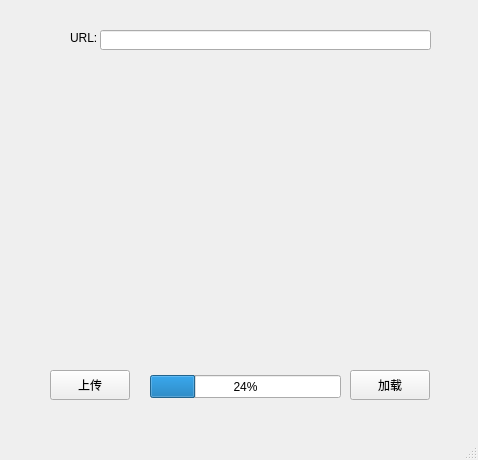
xueyang97/QT-FastbootAndroid, file mainwindow.ui: the form before one commit.
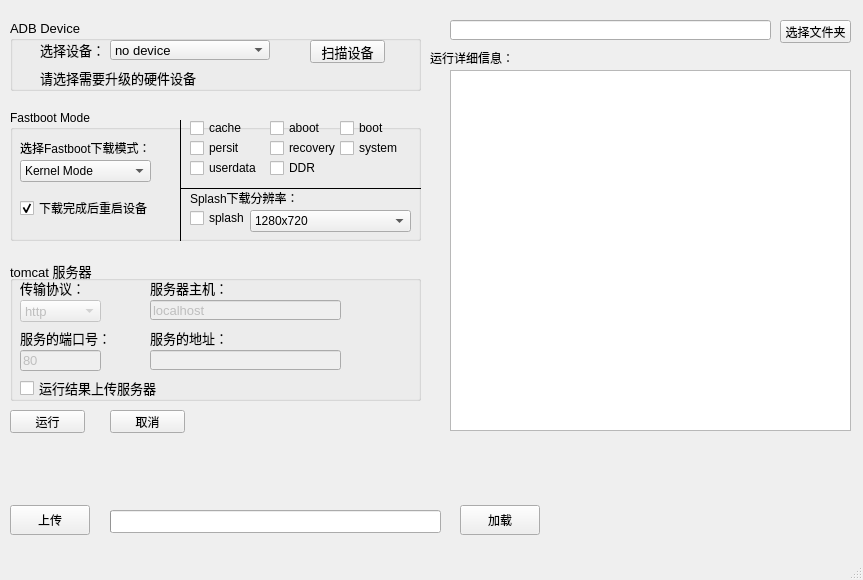
The form after the commit.

Commit message: 增加ADB FASTBOOT命令

```diff
--- a/mainwindow.ui
+++ b/mainwindow.ui
@@ -6,8 +6,8 @@
    <rect>
     <x>0</x>
     <y>0</y>
-    <width>478</width>
-    <height>460</height>
+    <width>863</width>
+    <height>580</height>
    </rect>
   </property>
   <property name="windowTitle">
@@ -17,44 +17,21 @@
    <widget class="QLineEdit" name="lineEditURL">
     <property name="geometry">
      <rect>
-      <x>100</x>
-      <y>30</y>
-      <width>331</width>
+      <x>450</x>
+      <y>20</y>
+      <width>321</width>
       <height>20</height>
      </rect>
     </property>
-   </widget>
-   <widget class="QLabel" name="labelURL">
-    <property name="geometry">
-     <rect>
-      <x>70</x>
-      <y>30</y>
-      <width>31</width>
-      <height>16</height>
-     </rect>
-    </property>
-    <property name="text">
-     <string>URL:</string>
-    </property>
-   </widget>
-   <widget class="QLabel" name="labelShow">
-    <property name="geometry">
-     <rect>
-      <x>60</x>
-      <y>60</y>
-      <width>371</width>
-      <height>291</height>
-     </rect>
-    </property>
-    <property name="text">
-     <string/>
+    <property name="readOnly">
+     <bool>true</bool>
     </property>
    </widget>
    <widget class="QPushButton" name="pushButtonExit">
     <property name="geometry">
      <rect>
-      <x>50</x>
-      <y>370</y>
+      <x>10</x>
+      <y>505</y>
       <width>80</width>
       <height>30</height>
      </rect>
@@ -66,8 +43,8 @@
    <widget class="QPushButton" name="pushButtonLoad">
     <property name="geometry">
      <rect>
-      <x>350</x>
-      <y>370</y>
+      <x>460</x>
+      <y>505</y>
       <width>80</width>
       <height>30</height>
      </rect>
@@ -79,15 +56,601 @@
    <widget class="QProgressBar" name="progressBar">
     <property name="geometry">
      <rect>
-      <x>150</x>
-      <y>375</y>
-      <width>191</width>
+      <x>110</x>
+      <y>510</y>
+      <width>331</width>
       <height>23</height>
      </rect>
     </property>
     <property name="value">
-     <number>24</number>
+     <number>0</number>
     </property>
+    <property name="textVisible">
+     <bool>false</bool>
+    </property>
+   </widget>
+   <widget class="QTextEdit" name="textEditInformation">
+    <property name="geometry">
+     <rect>
+      <x>450</x>
+      <y>70</y>
+      <width>401</width>
+      <height>361</height>
+     </rect>
+    </property>
+    <property name="lineWrapMode">
+     <enum>QTextEdit::NoWrap</enum>
+    </property>
+    <property name="readOnly">
+     <bool>true</bool>
+    </property>
+   </widget>
+   <widget class="QPushButton" name="pushButtonFolder">
+    <property name="geometry">
+     <rect>
+      <x>780</x>
+      <y>20</y>
+      <width>71</width>
+      <height>23</height>
+     </rect>
+    </property>
+    <property name="text">
+     <string>选择文件夹</string>
+    </property>
+   </widget>
+   <widget class="QPushButton" name="pushButtonRun">
+    <property name="geometry">
+     <rect>
+      <x>10</x>
+      <y>410</y>
+      <width>75</width>
+      <height>23</height>
+     </rect>
+    </property>
+    <property name="text">
+     <string>运行</string>
+    </property>
+   </widget>
+   <widget class="QPushButton" name="pushButtonCancel">
+    <property name="geometry">
+     <rect>
+      <x>110</x>
+      <y>410</y>
+      <width>75</width>
+      <height>23</height>
+     </rect>
+    </property>
+    <property name="text">
+     <string>取消</string>
+    </property>
+   </widget>
+   <widget class="QLabel" name="labelDetailedInformation">
+    <property name="geometry">
+     <rect>
+      <x>430</x>
+      <y>50</y>
+      <width>91</width>
+      <height>16</height>
+     </rect>
+    </property>
+    <property name="text">
+     <string>运行详细信息：</string>
+    </property>
+   </widget>
+   <widget class="QGroupBox" name="groupBoxAdb">
+    <property name="geometry">
+     <rect>
+      <x>10</x>
+      <y>20</y>
+      <width>411</width>
+      <height>71</height>
+     </rect>
+    </property>
+    <property name="font">
+     <font>
+      <pointsize>10</pointsize>
+     </font>
+    </property>
+    <property name="title">
+     <string>ADB Device</string>
+    </property>
+    <widget class="QComboBox" name="comboBoxDevice">
+     <property name="geometry">
+      <rect>
+       <x>100</x>
+       <y>20</y>
+       <width>160</width>
+       <height>20</height>
+      </rect>
+     </property>
+     <property name="cursor">
+      <cursorShape>ArrowCursor</cursorShape>
+     </property>
+     <property name="currentText">
+      <string>no device</string>
+     </property>
+     <property name="maxVisibleItems">
+      <number>20</number>
+     </property>
+     <item>
+      <property name="text">
+       <string>no device</string>
+      </property>
+     </item>
+    </widget>
+    <widget class="QPushButton" name="pushButton">
+     <property name="geometry">
+      <rect>
+       <x>300</x>
+       <y>20</y>
+       <width>75</width>
+       <height>23</height>
+      </rect>
+     </property>
+     <property name="text">
+      <string>扫描设备</string>
+     </property>
+    </widget>
+    <widget class="QLabel" name="labelDevice">
+     <property name="geometry">
+      <rect>
+       <x>30</x>
+       <y>20</y>
+       <width>70</width>
+       <height>20</height>
+      </rect>
+     </property>
+     <property name="font">
+      <font>
+       <pointsize>10</pointsize>
+      </font>
+     </property>
+     <property name="text">
+      <string>选择设备：</string>
+     </property>
+    </widget>
+    <widget class="QLabel" name="labelDeviceInformation">
+     <property name="enabled">
+      <bool>true</bool>
+     </property>
+     <property name="geometry">
+      <rect>
+       <x>30</x>
+       <y>50</y>
+       <width>261</width>
+       <height>16</height>
+      </rect>
+     </property>
+     <property name="cursor">
+      <cursorShape>ArrowCursor</cursorShape>
+     </property>
+     <property name="text">
+      <string>请选择需要升级的硬件设备</string>
+     </property>
+    </widget>
+   </widget>
+   <widget class="QGroupBox" name="groupBoxFastboot">
+    <property name="geometry">
+     <rect>
+      <x>10</x>
+      <y>110</y>
+      <width>411</width>
+      <height>131</height>
+     </rect>
+    </property>
+    <property name="title">
+     <string>Fastboot Mode</string>
+    </property>
+    <widget class="QComboBox" name="comboBoxFastbootMode">
+     <property name="geometry">
+      <rect>
+       <x>10</x>
+       <y>50</y>
+       <width>131</width>
+       <height>22</height>
+      </rect>
+     </property>
+     <property name="currentIndex">
+      <number>2</number>
+     </property>
+     <item>
+      <property name="text">
+       <string>自定义模式</string>
+      </property>
+     </item>
+     <item>
+      <property name="text">
+       <string>Android Mode</string>
+      </property>
+     </item>
+     <item>
+      <property name="text">
+       <string>Kernel Mode</string>
+      </property>
+     </item>
+    </widget>
+    <widget class="QLabel" name="labelFastbootMode">
+     <property name="geometry">
+      <rect>
+       <x>10</x>
+       <y>30</y>
+       <width>131</width>
+       <height>16</height>
+      </rect>
+     </property>
+     <property name="text">
+      <string>选择Fastboot下载模式：</string>
+     </property>
+    </widget>
+    <widget class="QCheckBox" name="checkBoxReboot">
+     <property name="geometry">
+      <rect>
+       <x>10</x>
+       <y>90</y>
+       <width>131</width>
+       <height>16</height>
+      </rect>
+     </property>
+     <property name="text">
+      <string>下载完成后重启设备</string>
+     </property>
+     <property name="checked">
+      <bool>true</bool>
+     </property>
+    </widget>
+    <widget class="QFrame" name="frameFastbootVLine">
+     <property name="geometry">
+      <rect>
+       <x>160</x>
+       <y>10</y>
+       <width>20</width>
+       <height>121</height>
+      </rect>
+     </property>
+     <property name="frameShape">
+      <enum>QFrame::VLine</enum>
+     </property>
+     <property name="frameShadow">
+      <enum>QFrame::Plain</enum>
+     </property>
+    </widget>
+    <widget class="QCheckBox" name="checkBoxCache">
+     <property name="geometry">
+      <rect>
+       <x>180</x>
+       <y>10</y>
+       <width>71</width>
+       <height>16</height>
+      </rect>
+     </property>
+     <property name="text">
+      <string>cache</string>
+     </property>
+    </widget>
+    <widget class="QCheckBox" name="checkBoxAboot">
+     <property name="geometry">
+      <rect>
+       <x>260</x>
+       <y>10</y>
+       <width>51</width>
+       <height>16</height>
+      </rect>
+     </property>
+     <property name="text">
+      <string>aboot</string>
+     </property>
+    </widget>
+    <widget class="QCheckBox" name="checkBoxBoot">
+     <property name="geometry">
+      <rect>
+       <x>330</x>
+       <y>10</y>
+       <width>71</width>
+       <height>16</height>
+      </rect>
+     </property>
+     <property name="text">
+      <string>boot</string>
+     </property>
+    </widget>
+    <widget class="QCheckBox" name="checkBoxPersit">
+     <property name="geometry">
+      <rect>
+       <x>180</x>
+       <y>30</y>
+       <width>71</width>
+       <height>16</height>
+      </rect>
+     </property>
+     <property name="text">
+      <string>persit</string>
+     </property>
+    </widget>
+    <widget class="QCheckBox" name="checkBoxRecovery">
+     <property name="geometry">
+      <rect>
+       <x>260</x>
+       <y>30</y>
+       <width>71</width>
+       <height>16</height>
+      </rect>
+     </property>
+     <property name="text">
+      <string>recovery</string>
+     </property>
+    </widget>
+    <widget class="QCheckBox" name="checkBoxSystem">
+     <property name="geometry">
+      <rect>
+       <x>330</x>
+       <y>30</y>
+       <width>71</width>
+       <height>16</height>
+      </rect>
+     </property>
+     <property name="text">
+      <string>system</string>
+     </property>
+    </widget>
+    <widget class="QCheckBox" name="checkBoxUserdata">
+     <property name="geometry">
+      <rect>
+       <x>180</x>
+       <y>50</y>
+       <width>71</width>
+       <height>16</height>
+      </rect>
+     </property>
+     <property name="text">
+      <string>userdata</string>
+     </property>
+    </widget>
+    <widget class="QCheckBox" name="checkBoxDDR">
+     <property name="geometry">
+      <rect>
+       <x>260</x>
+       <y>50</y>
+       <width>71</width>
+       <height>16</height>
+      </rect>
+     </property>
+     <property name="text">
+      <string>DDR</string>
+     </property>
+    </widget>
+    <widget class="QCheckBox" name="checkBox">
+     <property name="geometry">
+      <rect>
+       <x>180</x>
+       <y>100</y>
+       <width>71</width>
+       <height>16</height>
+      </rect>
+     </property>
+     <property name="text">
+      <string>splash</string>
+     </property>
+    </widget>
+    <widget class="QFrame" name="frameFastbootHLine">
+     <property name="geometry">
+      <rect>
+       <x>170</x>
+       <y>70</y>
+       <width>241</width>
+       <height>16</height>
+      </rect>
+     </property>
+     <property name="frameShape">
+      <enum>QFrame::HLine</enum>
+     </property>
+     <property name="frameShadow">
+      <enum>QFrame::Plain</enum>
+     </property>
+    </widget>
+    <widget class="QLabel" name="labelSplash">
+     <property name="geometry">
+      <rect>
+       <x>180</x>
+       <y>80</y>
+       <width>211</width>
+       <height>16</height>
+      </rect>
+     </property>
+     <property name="text">
+      <string>Splash下载分辨率：</string>
+     </property>
+    </widget>
+    <widget class="QComboBox" name="comboBoxSplash">
+     <property name="geometry">
+      <rect>
+       <x>240</x>
+       <y>100</y>
+       <width>161</width>
+       <height>22</height>
+      </rect>
+     </property>
+     <item>
+      <property name="text">
+       <string>1280x720</string>
+      </property>
+     </item>
+     <item>
+      <property name="text">
+       <string>1280x800</string>
+      </property>
+     </item>
+     <item>
+      <property name="text">
+       <string>1366x768</string>
+      </property>
+     </item>
+     <item>
+      <property name="text">
+       <string>1024x600</string>
+      </property>
+     </item>
+     <item>
+      <property name="text">
+       <string>480x854</string>
+      </property>
+     </item>
+     <item>
+      <property name="text">
+       <string>1024x768</string>
+      </property>
+     </item>
+     <item>
+      <property name="text">
+       <string>800x1280</string>
+      </property>
+     </item>
+    </widget>
+   </widget>
+   <widget class="QGroupBox" name="groupBoxTomcat">
+    <property name="geometry">
+     <rect>
+      <x>10</x>
+      <y>260</y>
+      <width>411</width>
+      <height>141</height>
+     </rect>
+    </property>
+    <property name="font">
+     <font>
+      <pointsize>10</pointsize>
+     </font>
+    </property>
+    <property name="title">
+     <string>tomcat 服务器</string>
+    </property>
+    <widget class="QCheckBox" name="checkBoxIsUser">
+     <property name="geometry">
+      <rect>
+       <x>10</x>
+       <y>120</y>
+       <width>141</width>
+       <height>16</height>
+      </rect>
+     </property>
+     <property name="text">
+      <string>运行结果上传服务器</string>
+     </property>
+    </widget>
+    <widget class="QLabel" name="labelScheme">
+     <property name="geometry">
+      <rect>
+       <x>10</x>
+       <y>20</y>
+       <width>61</width>
+       <height>16</height>
+      </rect>
+     </property>
+     <property name="text">
+      <string>传输协议：</string>
+     </property>
+    </widget>
+    <widget class="QComboBox" name="comboBoxScheme">
+     <property name="enabled">
+      <bool>false</bool>
+     </property>
+     <property name="geometry">
+      <rect>
+       <x>10</x>
+       <y>40</y>
+       <width>81</width>
+       <height>22</height>
+      </rect>
+     </property>
+     <item>
+      <property name="text">
+       <string>http</string>
+      </property>
+     </item>
+    </widget>
+    <widget class="QLabel" name="labelHost">
+     <property name="geometry">
+      <rect>
+       <x>140</x>
+       <y>20</y>
+       <width>81</width>
+       <height>16</height>
+      </rect>
+     </property>
+     <property name="text">
+      <string>服务器主机：</string>
+     </property>
+    </widget>
+    <widget class="QLineEdit" name="lineEditHost">
+     <property name="enabled">
+      <bool>false</bool>
+     </property>
+     <property name="geometry">
+      <rect>
+       <x>140</x>
+       <y>40</y>
+       <width>191</width>
+       <height>20</height>
+      </rect>
+     </property>
+     <property name="text">
+      <string>localhost</string>
+     </property>
+    </widget>
+    <widget class="QLabel" name="labelHttpPort">
+     <property name="geometry">
+      <rect>
+       <x>10</x>
+       <y>70</y>
+       <width>91</width>
+       <height>16</height>
+      </rect>
+     </property>
+     <property name="text">
+      <string>服务的端口号：</string>
+     </property>
+    </widget>
+    <widget class="QLineEdit" name="lineEditHttpPort">
+     <property name="enabled">
+      <bool>false</bool>
+     </property>
+     <property name="geometry">
+      <rect>
+       <x>10</x>
+       <y>90</y>
+       <width>81</width>
+       <height>21</height>
+      </rect>
+     </property>
+     <property name="text">
+      <string>80</string>
+     </property>
+    </widget>
+    <widget class="QLineEdit" name="lineEditHttpPath">
+     <property name="enabled">
+      <bool>false</bool>
+     </property>
+     <property name="geometry">
+      <rect>
+       <x>140</x>
+       <y>90</y>
+       <width>191</width>
+       <height>20</height>
+      </rect>
+     </property>
+    </widget>
+    <widget class="QLabel" name="labelHttpPath">
+     <property name="geometry">
+      <rect>
+       <x>140</x>
+       <y>70</y>
+       <width>81</width>
+       <height>16</height>
+      </rect>
+     </property>
+     <property name="text">
+      <string>服务的地址：</string>
+     </property>
+    </widget>
    </widget>
   </widget>
   <widget class="QMenuBar" name="menubar">
```
Left out of the diff: 2 changed lines with no effect on the pictures. The commit also changes 12 other files.
